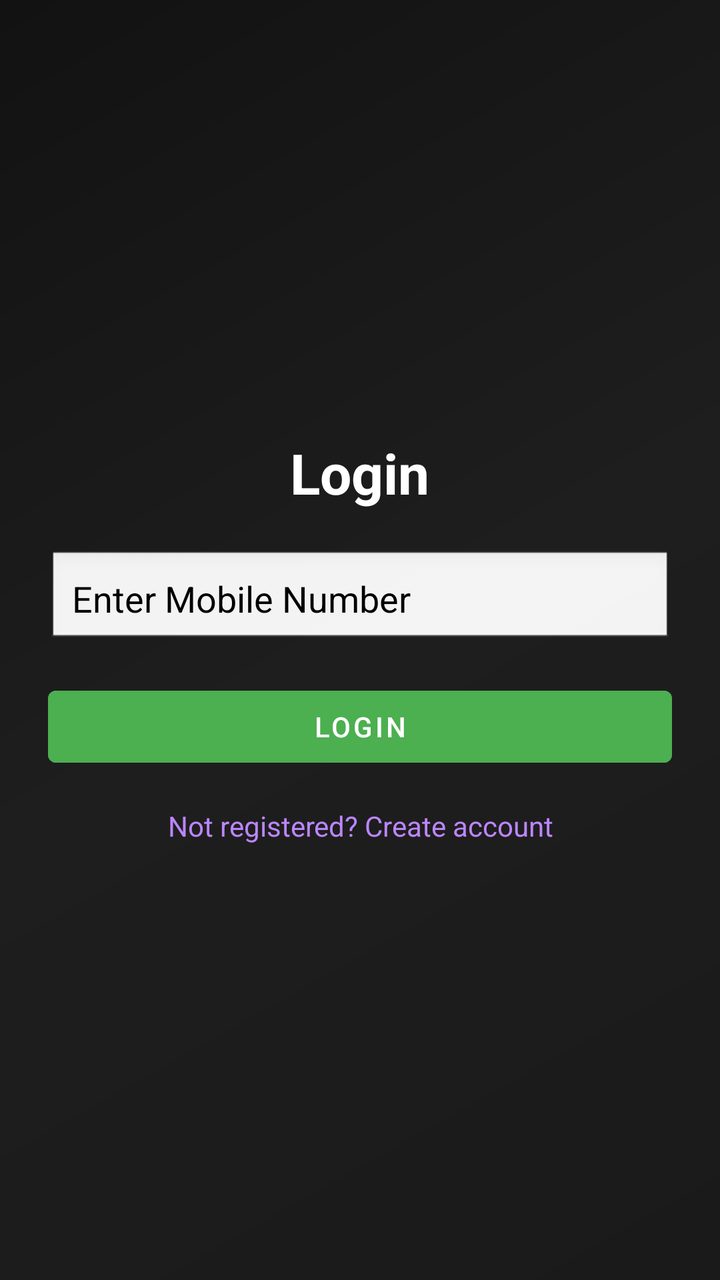
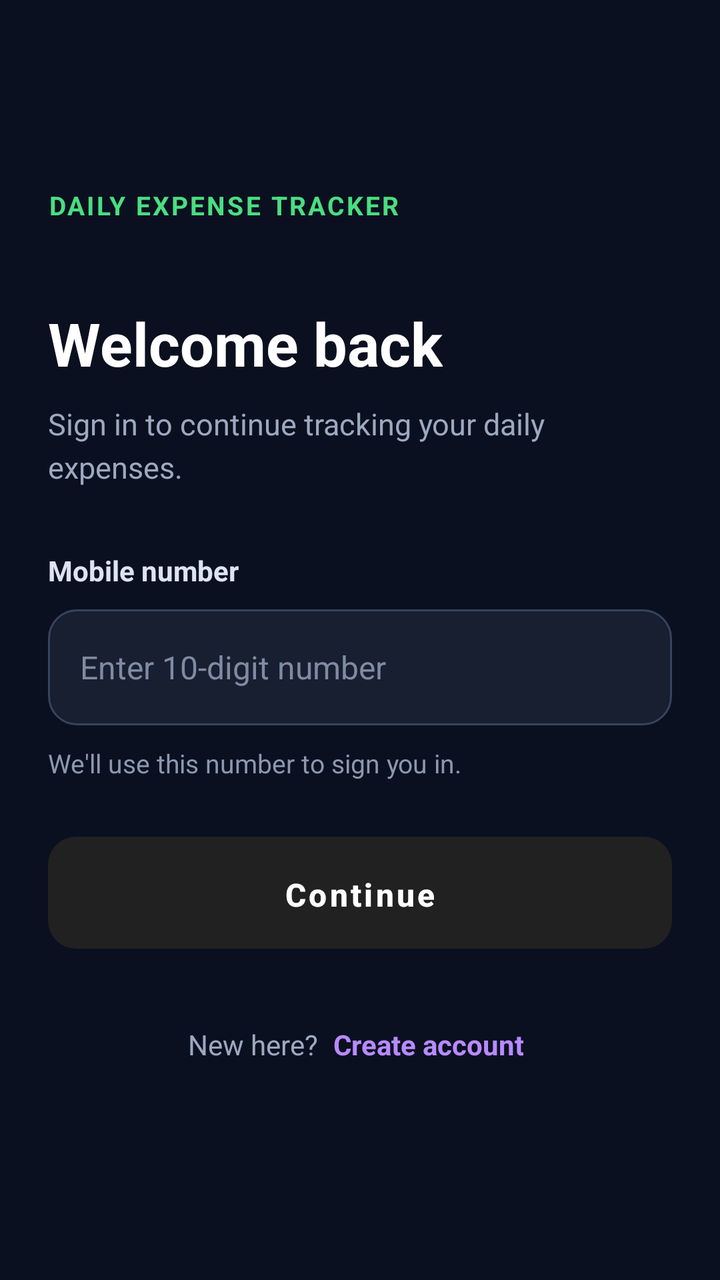

Before-and-after screenshots of an Android layout around one commit, followed by the original layout XML and the change that was made.
<!-- AndroidManifest.xml: application theme Theme.MaterialComponents.DayNight.DarkActionBar -->
<!-- res/layout/activity_login.xml -->
<?xml version="1.0" encoding="utf-8"?>
<LinearLayout
    xmlns:android="http://schemas.android.com/apk/res/android"
    android:gravity="center"
    android:orientation="vertical"
    android:padding="24dp"
    android:background="@drawable/gradient_background_dark"
    android:layout_width="match_parent"
    android:layout_height="match_parent">

    <TextView
        android:text="Login"
        android:textSize="28sp"
        android:textStyle="bold"
        android:textColor="@color/white"
        android:layout_marginBottom="20dp"
        android:layout_width="wrap_content"
        android:layout_height="wrap_content" />

    <EditText
        android:id="@+id/edtMobile"
        android:hint="Enter Mobile Number"
        android:inputType="phone"
        android:maxLength="10"
        android:padding="12dp"
        android:layout_marginBottom="16dp"
        android:background="@android:drawable/edit_text"
        android:textColorHint="@color/black"
        android:textColor="@color/black"
        android:layout_width="match_parent"
        android:layout_height="wrap_content" />

    <Button
        android:id="@+id/btnLogin"
        android:text="Login"
        android:backgroundTint="@color/primary_green"
        android:textColor="@color/white"
        android:layout_width="match_parent"
        android:layout_height="wrap_content" />

    <TextView
        android:id="@+id/tvRegister"
        android:text="Not registered? Create account"
        android:textColor="@color/line"
        android:textSize="14sp"
        android:layout_marginTop="16dp"
        android:clickable="true"
        android:focusable="true"
        android:gravity="center"
        android:layout_width="wrap_content"
        android:layout_height="wrap_content" />

</LinearLayout>
<!-- resources referenced by this layout -->
<resources>
  <color name="black">#000000</color>
  <color name="line">#BB86FC</color>
  <color name="primary_green">#4CAF50</color>
  <color name="white">#FFFFFF</color>
  <!-- drawable gradient_background_dark (drawable) -->
  <?xml version="1.0" encoding="utf-8"?>
  <shape xmlns:android="http://schemas.android.com/apk/res/android">
      <gradient
          android:angle="135"
          android:startColor="@color/startColor"
          android:centerColor="@color/centerColor"
          android:endColor="@color/endColor"
          android:type="linear" />
  </shape>
  <color name="startColor">#1a1a1a</color>
  <color name="centerColor">#1e1e1e</color>
  <color name="endColor">#121212</color>
</resources>

<!-- the commit's change to res/layout/activity_login.xml (unified diff, before → after) -->
@@ -1,53 +1,137 @@
 <?xml version="1.0" encoding="utf-8"?>
-<LinearLayout
+<ScrollView
     xmlns:android="http://schemas.android.com/apk/res/android"
-    android:gravity="center"
-    android:orientation="vertical"
-    android:padding="24dp"
-    android:background="@drawable/gradient_background_dark"
     android:layout_width="match_parent"
-    android:layout_height="match_parent">
+    android:layout_height="match_parent"
+    android:fillViewport="true"
+    android:background="#0B1020"
+    android:clipToPadding="false"
+    android:fitsSystemWindows="true">
 
-    <TextView
-        android:text="Login"
-        android:textSize="28sp"
-        android:textStyle="bold"
-        android:textColor="@color/white"
-        android:layout_marginBottom="20dp"
-        android:layout_width="wrap_content"
-        android:layout_height="wrap_content" />
+    <LinearLayout
+        android:layout_width="match_parent"
+        android:layout_height="match_parent"
+        android:minHeight="600dp"
+        android:orientation="vertical"
+        android:gravity="center_vertical"
+        android:paddingStart="24dp"
+        android:paddingEnd="24dp"
+        android:paddingTop="32dp"
+        android:paddingBottom="32dp">
 
-    <EditText
-        android:id="@+id/edtMobile"
-        android:hint="Enter Mobile Number"
-        android:inputType="phone"
-        android:maxLength="10"
-        android:padding="12dp"
-        android:layout_marginBottom="16dp"
-        android:background="@android:drawable/edit_text"
-        android:textColorHint="@color/black"
-        android:textColor="@color/black"
-        android:layout_width="match_parent"
-        android:layout_height="wrap_content" />
+        
+        <TextView
+            android:layout_width="wrap_content"
+            android:layout_height="wrap_content"
+            android:text="DAILY EXPENSE TRACKER"
+            android:textColor="#4ADE80"
+            android:textSize="13sp"
+            android:textStyle="bold"
+            android:letterSpacing="0.08"
+            android:layout_marginBottom="40dp" />
 
-    <Button
-        android:id="@+id/btnLogin"
-        android:text="Login"
-        android:backgroundTint="@color/primary_green"
-        android:textColor="@color/white"
-        android:layout_width="match_parent"
-        android:layout_height="wrap_content" />
+        
+        <TextView
+            android:layout_width="wrap_content"
+            android:layout_height="wrap_content"
+            android:text="Welcome back"
+            android:textColor="#FFFFFF"
+            android:textSize="30sp"
+            android:textStyle="bold" />
 
-    <TextView
-        android:id="@+id/tvRegister"
-        android:text="Not registered? Create account"
-        android:textColor="@color/line"
-        android:textSize="14sp"
-        android:layout_marginTop="16dp"
-        android:clickable="true"
-        android:focusable="true"
-        android:gravity="center"
-        android:layout_width="wrap_content"
-        android:layout_height="wrap_content" />
+        <TextView
+            android:layout_width="match_parent"
+            android:layout_height="wrap_content"
+            android:text="Sign in to continue tracking your daily expenses."
+            android:textColor="#9CA9C0"
+            android:textSize="15sp"
+            android:lineSpacingExtra="4dp"
+            android:layout_marginTop="10dp"
+            android:layout_marginBottom="32dp" />
 
-</LinearLayout>
+        
+        <TextView
+            android:layout_width="wrap_content"
+            android:layout_height="wrap_content"
+            android:text="Mobile number"
+            android:textColor="#DCE4F2"
+            android:textSize="14sp"
+            android:textStyle="bold"
+            android:layout_marginBottom="10dp" />
+
+        <EditText
+            android:id="@+id/edtMobile"
+            android:layout_width="match_parent"
+            android:layout_height="58dp"
+            android:background="@drawable/bg_phone_input"
+            android:hint="Enter 10-digit number"
+            android:inputType="phone"
+            android:maxLength="10"
+            android:maxLines="1"
+            android:singleLine="true"
+            android:paddingStart="16dp"
+            android:paddingEnd="16dp"
+            android:textColor="#FFFFFF"
+            android:textColorHint="#7F8BA3"
+            android:textSize="16sp"
+            android:autofillHints="phone"
+            android:importantForAutofill="yes" />
+
+        <TextView
+            android:layout_width="match_parent"
+            android:layout_height="wrap_content"
+            android:text="We'll use this number to sign you in."
+            android:textColor="#8B98B0"
+            android:textSize="13sp"
+            android:layout_marginTop="10dp"
+            android:layout_marginBottom="28dp" />
+
+        
+        <Button
+            android:id="@+id/btnLogin"
+            android:layout_width="match_parent"
+            android:layout_height="56dp"
+            android:text="Continue"
+            android:textAllCaps="false"
+            android:textSize="16sp"
+            android:textStyle="bold"
+            android:textColor="#FFFFFF"
+            android:background="@drawable/bg_login_button"
+            android:stateListAnimator="@null"
+            android:minHeight="56dp"
+            android:padding="12dp" />
+
+        
+        <LinearLayout
+            android:layout_width="match_parent"
+            android:layout_height="wrap_content"
+            android:orientation="horizontal"
+            android:gravity="center"
+            android:layout_marginTop="24dp">
+
+            <TextView
+                android:layout_width="wrap_content"
+                android:layout_height="wrap_content"
+                android:text="New here? "
+                android:textColor="#9CA9C0"
+                android:textSize="14sp" />
+
+            <TextView
+                android:id="@+id/tvRegister"
+                android:layout_width="wrap_content"
+                android:layout_height="48dp"
+                android:gravity="center"
+                android:paddingStart="4dp"
+                android:paddingEnd="4dp"
+                android:text="Create account"
+                android:textColor="#B78AFF"
+                android:textSize="14sp"
+                android:textStyle="bold"
+                android:clickable="true"
+                android:focusable="true" />
+
+        </LinearLayout>
+
+    </LinearLayout>
+
+</ScrollView>
<!-- resource entries referenced after the edit -->
@@ -1,21 +1,19 @@
 <!-- resources referenced by this layout -->
 <resources>
-  <color name="black">#000000</color>
-  <color name="line">#BB86FC</color>
-  <color name="primary_green">#4CAF50</color>
-  <color name="white">#FFFFFF</color>
-  <!-- drawable gradient_background_dark (drawable) -->
+  <!-- drawable bg_login_button (drawable) -->
   <?xml version="1.0" encoding="utf-8"?>
   <shape xmlns:android="http://schemas.android.com/apk/res/android">
-      <gradient
-          android:angle="135"
-          android:startColor="@color/startColor"
-          android:centerColor="@color/centerColor"
-          android:endColor="@color/endColor"
-          android:type="linear" />
+      <solid android:color="#16A765" />
+      <corners android:radius="14dp" />
   </shape>
-  <color name="startColor">#1a1a1a</color>
-  <color name="centerColor">#1e1e1e</color>
-  <color name="endColor">#121212</color>
+  <!-- drawable bg_phone_input (drawable) -->
+  <?xml version="1.0" encoding="utf-8"?>
+  <shape xmlns:android="http://schemas.android.com/apk/res/android">
+      <solid android:color="#171F31" />
+      <corners android:radius="14dp" />
+      <stroke
+          android:width="1dp"
+          android:color="#36445C" />
+  </shape>
 </resources>
 
